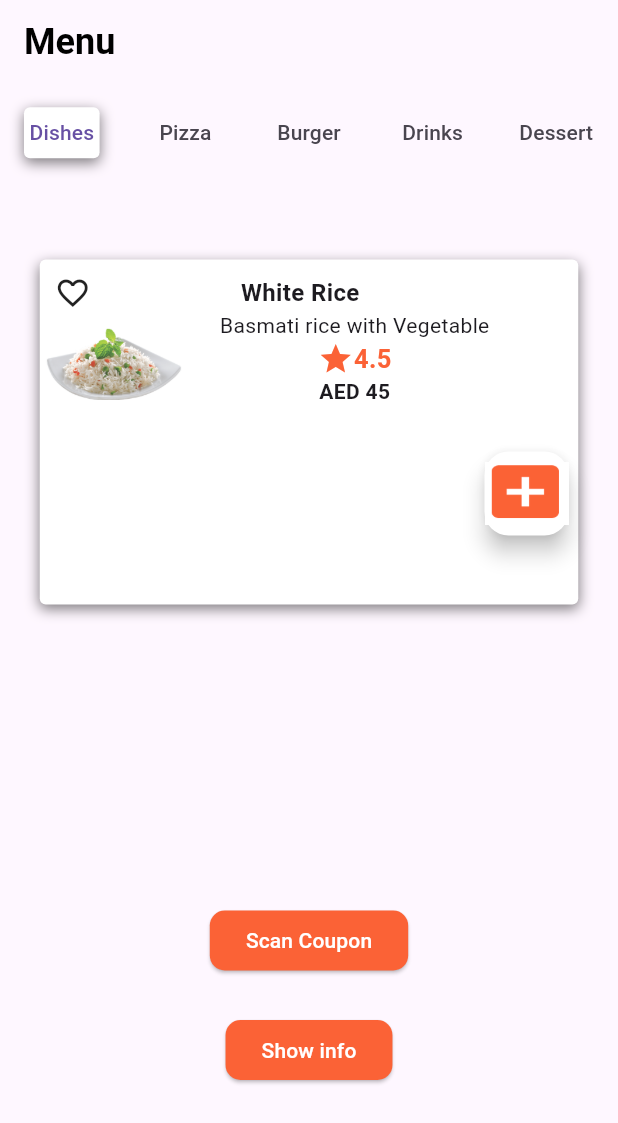
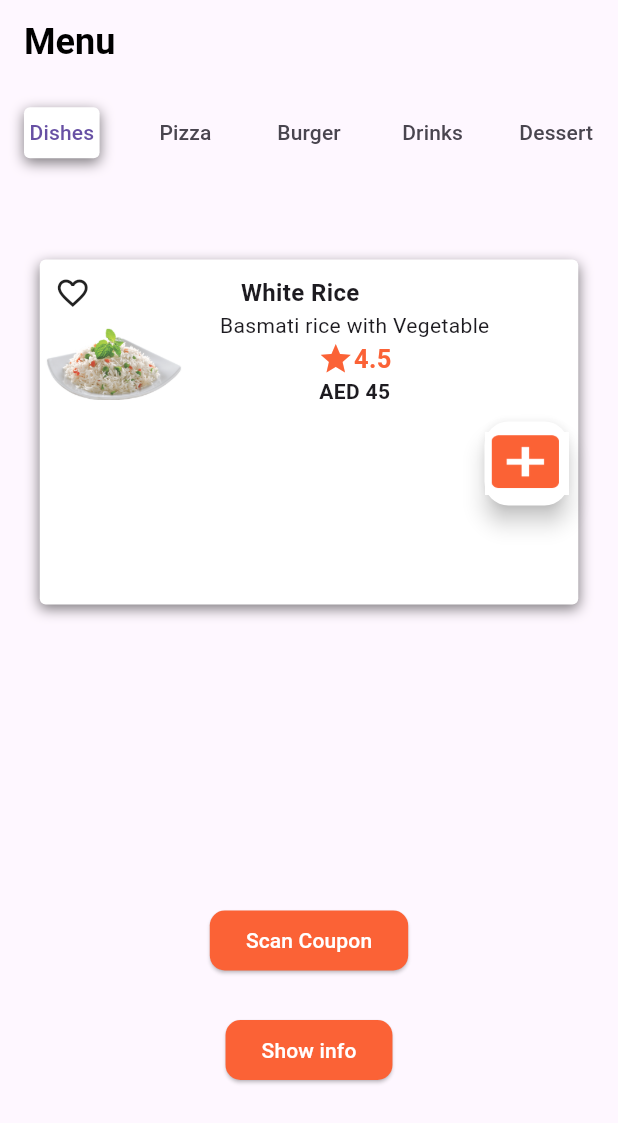
Before and after one commit to Flutter-gg-1/Restaurant-Menu-app, a Flutter app: the screen it shows after launch, on a phone screen of 412 x 824 dp. Shown: the top 1123 px of the screen. Run offline on Flutter 3.47's test engine with Material 3 defaults, Android fonts, the light colour scheme and no system bars.

Commit message:
UPD 'Page 1' / 6.5

```diff
--- a/lib/common.dart
+++ b/lib/common.dart
@@ -72,9 +72,10 @@ Widget myContainer(
           ],
         ),
         Padding(
-            padding: const EdgeInsets.only(left: 290, top: 30),
+            padding: const EdgeInsets.only(left: 290, top: 10),
             child: Builder(builder: (context) {
-              return FloatingActionButton(
+              return Flexible(
+                child: FloatingActionButton(
                   onPressed: () {
                     // Show Alert Dialog
                     showDialog(
@@ -96,6 +97,7 @@ Widget myContainer(
                   },
                   backgroundColor: Colors.white,
                   child: Image.asset('assets/b.png'),
+                ),
               );
             })),
       ],
--- a/lib/page_1.dart
+++ b/lib/page_1.dart
@@ -89,10 +89,10 @@ class _Page1State extends State<Page1> {
                       const SizedBox(height: 50),
                       myContainer(
                           imagePath: 'assets/2.png',
-                          title: 'White Rice',
-                          text: 'Basmati rice with Vegetable',
-                          rate: '4.5',
-                          price: 'AED 45'),
+                          title: 'Pizza Margherita',
+                          text: 'Pizza Margherita Vegetarian',
+                          rate: '5',
+                          price: 'AED 55.9'),
                       myButton(inputKey: _scaffoldKey),
                     ],
                   ),
@@ -103,10 +103,10 @@ class _Page1State extends State<Page1> {
                       const SizedBox(height: 50),
                       myContainer(
                           imagePath: 'assets/3.png',
-                          title: 'White Rice',
-                          text: 'Basmati rice with Vegetable',
-                          rate: '4.5',
-                          price: 'AED 45'),
+                          title: 'Cheese Burger',
+                          text: 'Bacon Cheeseburger',
+                          rate: '5',
+                          price: 'AED 55.9'),
                       myButton(inputKey: _scaffoldKey),
                     ],
                   ),
@@ -117,10 +117,10 @@ class _Page1State extends State<Page1> {
                       const SizedBox(height: 50),
                       myContainer(
                           imagePath: 'assets/4.png',
-                          title: 'White Rice',
-                          text: 'Basmati rice with Vegetable',
-                          rate: '4.5',
-                          price: 'AED 45'),
+                          title: 'Coca Cola',
+                          text: 'Can Coke',
+                          rate: '5',
+                          price: 'AED 3.9'),
                       myButton(inputKey: _scaffoldKey),
                     ],
                   ),
@@ -131,10 +131,10 @@ class _Page1State extends State<Page1> {
                       const SizedBox(height: 50),
                       myContainer(
                           imagePath: 'assets/5.png',
-                          title: 'White Rice',
-                          text: 'Basmati rice with Vegetable',
+                          title: 'Cupcake Strawberry',
+                          text: 'Brown and Pink Dessert',
                           rate: '4.5',
-                          price: 'AED 45'),
+                          price: 'AED 10.9'),
                       myButton(inputKey: _scaffoldKey),
                     ],
                   ),
```
Lines whose indentation alone changed are shown as unchanged.
